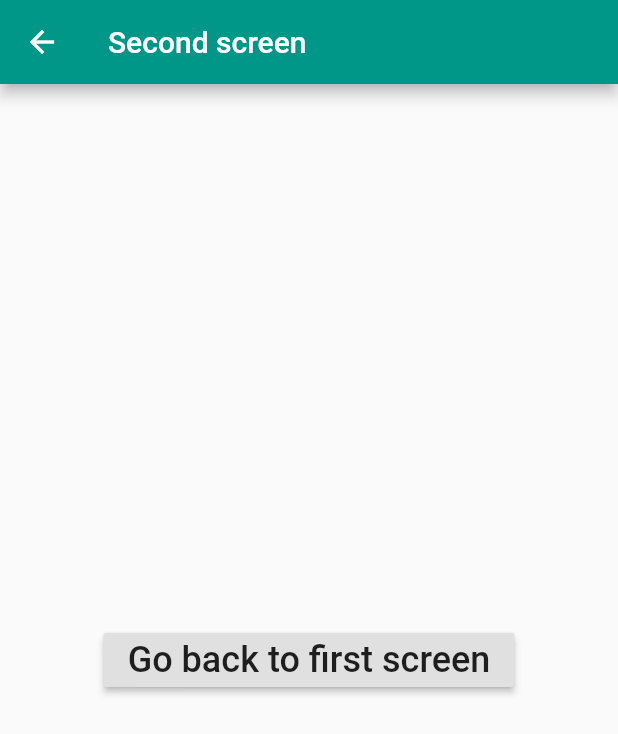
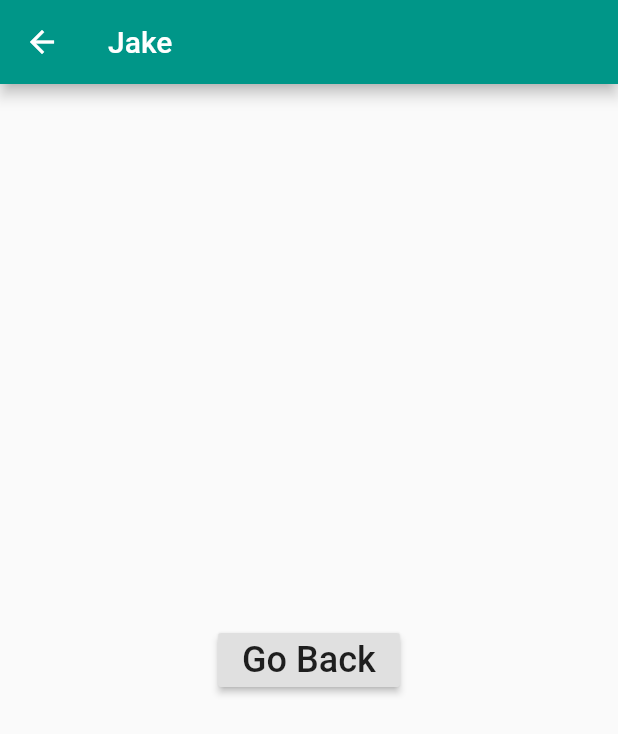
Before and after one commit to barykade/morse-code-flutter, a Flutter app: the screen it shows after launch, after a tap on "Jake", on a phone screen of 412 x 824 dp. Shown: the top 734 px of the screen. Run offline on Flutter 3.47's test engine with Material 2 defaults, Android fonts, the phone set to English and light mode, and no system bars.

Commit message:
second screen opens with friends name

```diff
--- a/morse_code_flutter/lib/main.dart
+++ b/morse_code_flutter/lib/main.dart
@@ -42,10 +42,11 @@ Widget _myListView(BuildContext context) {
         subtitle: Text(messages[index]),
         trailing: Text(timeSinceLast[index]),
         onTap: () {
+          String friend = friends[index];
           Navigator.push(
               context,
               MaterialPageRoute(
-                builder: (context) => SecondScreen(),
+                builder: (context) => SecondScreen(name: friend,),
               ));
         },
       );
@@ -55,14 +56,20 @@ Widget _myListView(BuildContext context) {
 }
 
 class SecondScreen extends StatelessWidget {
+
+  final String name;
+
+  // receive data from the FirstScreen as a parameter
+  SecondScreen({Key key, @required this.name}) : super(key: key);
+
   @override
   Widget build(BuildContext context) {
     return Scaffold(
-      appBar: AppBar(title: Text('Second screen')),
+      appBar: AppBar(title: Text(name)),
       body: Center(
         child: RaisedButton(
           child: Text(
-            'Go back to first screen',
+            'Go Back',
             style: TextStyle(fontSize: 24),
           ),
           onPressed: () {
```
